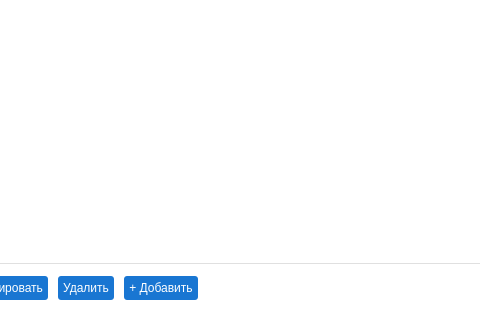
Old version of the form ui/main_window.ui in the repository Panamka207/applicant_tracking; both pictures show x 184 to 664 and y 452 to 772 of the 1196 by 772 pixel window.
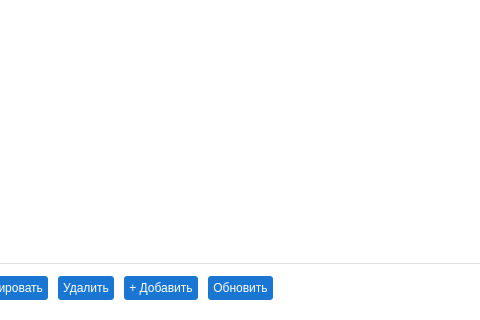
New version of the form.

Commit message: добавлена кнопка обновление

The edit to the form file:
```diff
--- a/ui/main_window.ui
+++ b/ui/main_window.ui
@@ -658,6 +658,13 @@
             </property>
            </widget>
           </item>
+          <item>
+           <widget class="QPushButton" name="btnUpdateApplicant">
+            <property name="text">
+             <string>Обновить</string>
+            </property>
+           </widget>
+          </item>
           <item>
            <spacer>
             <property name="orientation">
```
The commit also changes 1 other file.
